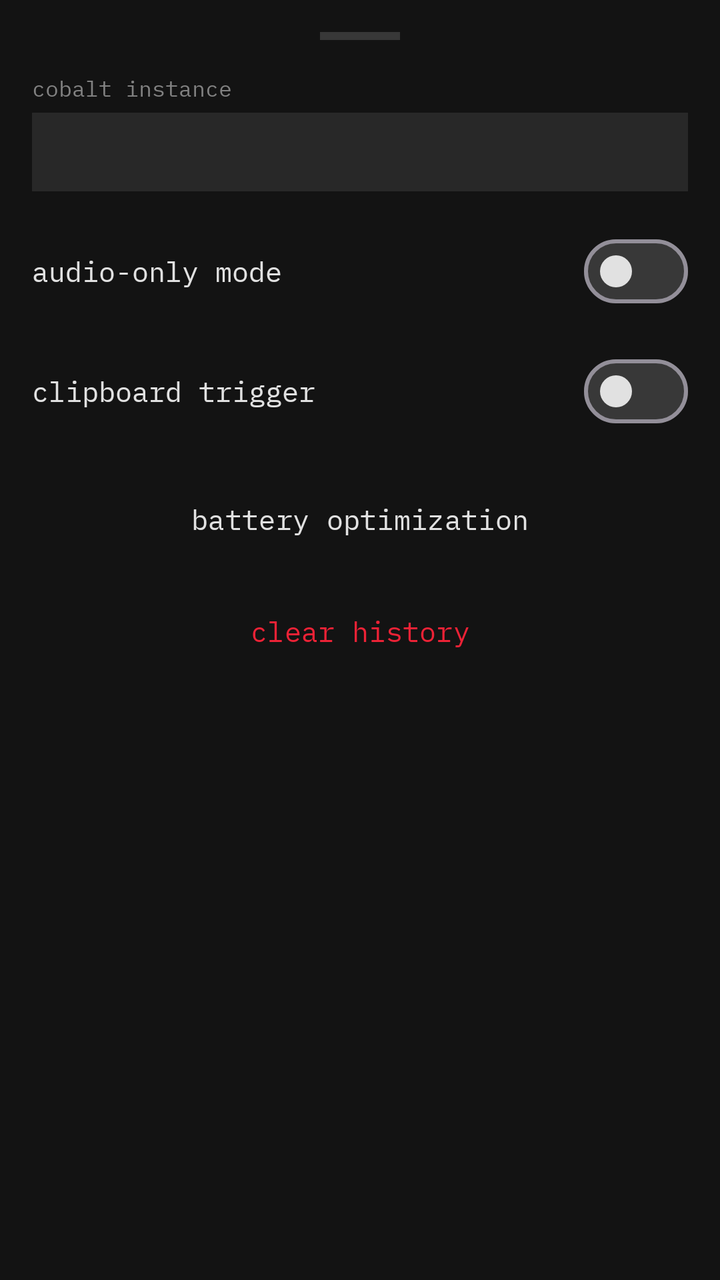
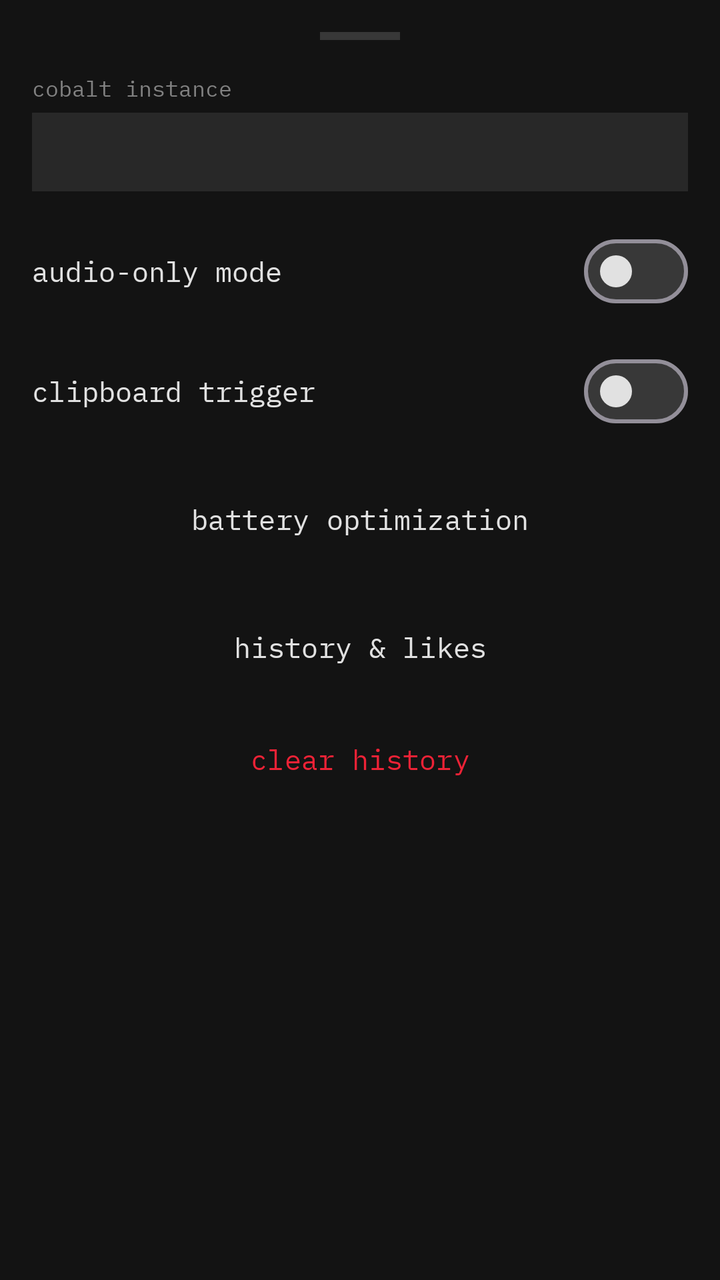

Screens rendered from an Android XML layout before and after an edit, with the pre-edit source and the edit as a unified diff.
<!-- AndroidManifest.xml: application theme Theme.Cobalt -->
<!-- res/layout/sheet_settings.xml -->
<?xml version="1.0" encoding="utf-8"?>
<ScrollView xmlns:android="http://schemas.android.com/apk/res/android"
    xmlns:app="http://schemas.android.com/apk/res-auto"
    android:layout_width="match_parent"
    android:layout_height="wrap_content"
    android:background="@color/cobalt_surface_sidebar">

    <LinearLayout
        android:layout_width="match_parent"
        android:layout_height="wrap_content"
        android:orientation="vertical"
        android:padding="16dp">

        <View
            android:layout_width="40dp"
            android:layout_height="4dp"
            android:layout_gravity="center_horizontal"
            android:layout_marginBottom="16dp"
            android:background="@color/cobalt_input_border" />

        <TextView
            android:layout_width="match_parent"
            android:layout_height="wrap_content"
            android:text="@string/settings_cobalt_url"
            android:textColor="@color/cobalt_text_secondary"
            android:fontFamily="@font/ibm_plex_mono_regular"
            android:textSize="11sp"
            android:layout_marginBottom="4dp" />

        <EditText
            android:id="@+id/etCobaltUrl"
            android:layout_width="match_parent"
            android:layout_height="wrap_content"
            android:inputType="textUri"
            android:textColor="@color/cobalt_text_primary"
            android:fontFamily="@font/ibm_plex_mono_regular"
            android:textSize="13sp"
            android:background="@color/cobalt_surface_elevated"
            android:padding="10dp" />

        <LinearLayout
            android:layout_width="match_parent"
            android:layout_height="wrap_content"
            android:orientation="horizontal"
            android:layout_marginTop="16dp"
            android:gravity="center_vertical">

            <TextView
                android:layout_width="0dp"
                android:layout_height="wrap_content"
                android:layout_weight="1"
                android:text="@string/settings_audio_only"
                android:textColor="@color/cobalt_text_primary"
                android:fontFamily="@font/ibm_plex_mono_regular"
                android:textSize="14sp" />

            <com.google.android.material.materialswitch.MaterialSwitch
                android:id="@+id/switchAudioOnly"
                android:layout_width="wrap_content"
                android:layout_height="wrap_content"
                app:trackTint="@color/cobalt_input_border"
                app:thumbTint="@color/cobalt_text_primary" />

        </LinearLayout>

        <LinearLayout
            android:layout_width="match_parent"
            android:layout_height="wrap_content"
            android:orientation="horizontal"
            android:layout_marginTop="12dp"
            android:gravity="center_vertical">

            <TextView
                android:layout_width="0dp"
                android:layout_height="wrap_content"
                android:layout_weight="1"
                android:text="@string/settings_clipboard_trigger"
                android:textColor="@color/cobalt_text_primary"
                android:fontFamily="@font/ibm_plex_mono_regular"
                android:textSize="14sp" />

            <com.google.android.material.materialswitch.MaterialSwitch
                android:id="@+id/switchClipboard"
                android:layout_width="wrap_content"
                android:layout_height="wrap_content"
                app:trackTint="@color/cobalt_input_border"
                app:thumbTint="@color/cobalt_text_primary" />

        </LinearLayout>

        <Button
            android:id="@+id/btnBattery"
            style="@style/Widget.Material3.Button.OutlinedButton"
            android:layout_width="match_parent"
            android:layout_height="wrap_content"
            android:layout_marginTop="16dp"
            android:text="@string/settings_battery"
            android:textColor="@color/cobalt_text_primary"
            android:fontFamily="@font/ibm_plex_mono_regular"
            app:strokeColor="@color/cobalt_input_border" />

        <Button
            android:id="@+id/btnClearHistory"
            style="@style/Widget.Material3.Button.OutlinedButton"
            android:layout_width="match_parent"
            android:layout_height="wrap_content"
            android:layout_marginTop="8dp"
            android:text="@string/settings_clear_history"
            android:textColor="@color/cobalt_error_red"
            android:fontFamily="@font/ibm_plex_mono_regular"
            app:strokeColor="@color/cobalt_error_red" />

        <View android:layout_width="0dp" android:layout_height="24dp" />

    </LinearLayout>
</ScrollView>
<!-- resources referenced by this layout -->
<resources>
  <color name="cobalt_error_red">#ED2236</color>
  <color name="cobalt_input_border">#383838</color>
  <color name="cobalt_surface_elevated">#282828</color>
  <color name="cobalt_surface_sidebar">#131313</color>
  <color name="cobalt_text_primary">#E1E1E1</color>
  <color name="cobalt_text_secondary">#818181</color>
  <string name="settings_audio_only">audio-only mode</string>
  <string name="settings_battery">battery optimization</string>
  <string name="settings_clear_history">clear history</string>
  <string name="settings_clipboard_trigger">clipboard trigger</string>
  <string name="settings_cobalt_url">cobalt instance</string>
  <style name="Theme.Cobalt" parent="Theme.Material3.Dark">
          <item name="colorPrimary">@color/cobalt_accent_blue</item>
          <item name="colorOnPrimary">@color/cobalt_text_primary</item>
          <item name="colorSurface">@color/cobalt_surface</item>
          <item name="colorOnSurface">@color/cobalt_text_primary</item>
          <item name="android:colorBackground">@color/cobalt_background</item>
          <item name="android:statusBarColor">@android:color/transparent</item>
          <item name="android:navigationBarColor">@android:color/transparent</item>
          <item name="android:windowLayoutInDisplayCutoutMode">shortEdges</item>
          <item name="bottomSheetDialogTheme">@style/Theme.Cobalt.BottomSheet</item>
      </style>
  <color name="cobalt_accent_blue">#2A7CE1</color>
  <color name="cobalt_surface">#191919</color>
  <color name="cobalt_background">#000000</color>
  <style name="Theme.Cobalt.BottomSheet" parent="Theme.Material3.Dark.BottomSheetDialog">
          <item name="android:colorBackground">@color/cobalt_surface_sidebar</item>
          <item name="colorSurface">@color/cobalt_surface_sidebar</item>
      </style>
</resources>

<!-- the commit's change to res/layout/sheet_settings.xml (unified diff, before → after) -->
@@ -100,6 +100,17 @@
             app:strokeColor="@color/cobalt_input_border" />
 
         <Button
+            android:id="@+id/btnHistory"
+            style="@style/Widget.Material3.Button.OutlinedButton"
+            android:layout_width="match_parent"
+            android:layout_height="wrap_content"
+            android:layout_marginTop="16dp"
+            android:text="@string/settings_view_history"
+            android:textColor="@color/cobalt_text_primary"
+            android:fontFamily="@font/ibm_plex_mono_regular"
+            app:strokeColor="@color/cobalt_input_border" />
+
+        <Button
             android:id="@+id/btnClearHistory"
             style="@style/Widget.Material3.Button.OutlinedButton"
             android:layout_width="match_parent"
<!-- resource entries referenced after the edit -->
@@ -11,6 +11,7 @@
   <string name="settings_clear_history">clear history</string>
   <string name="settings_clipboard_trigger">clipboard trigger</string>
   <string name="settings_cobalt_url">cobalt instance</string>
+  <string name="settings_view_history">history &amp; likes</string>
   <style name="Theme.Cobalt" parent="Theme.Material3.Dark">
           <item name="colorPrimary">@color/cobalt_accent_blue</item>
           <item name="colorOnPrimary">@color/cobalt_text_primary</item>
